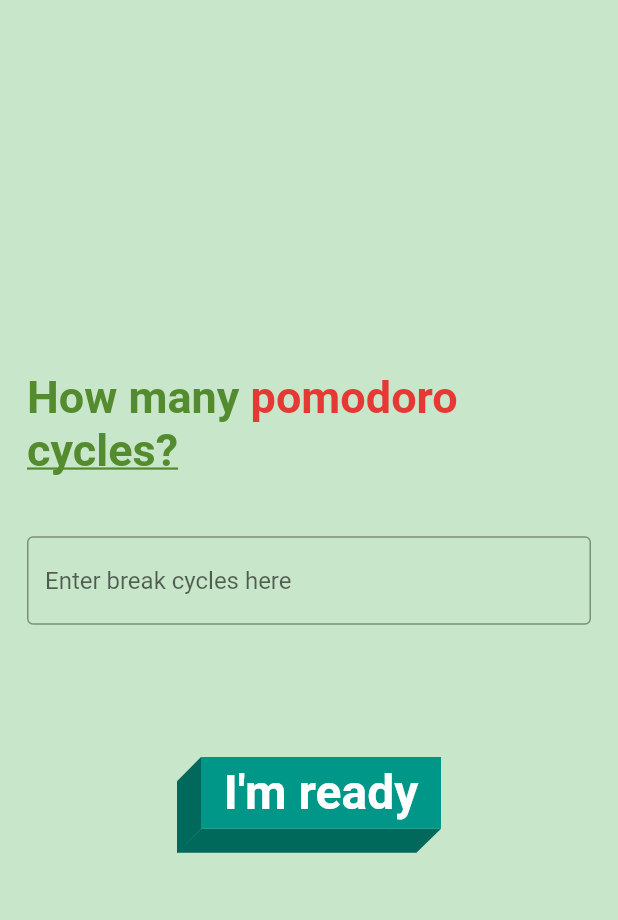
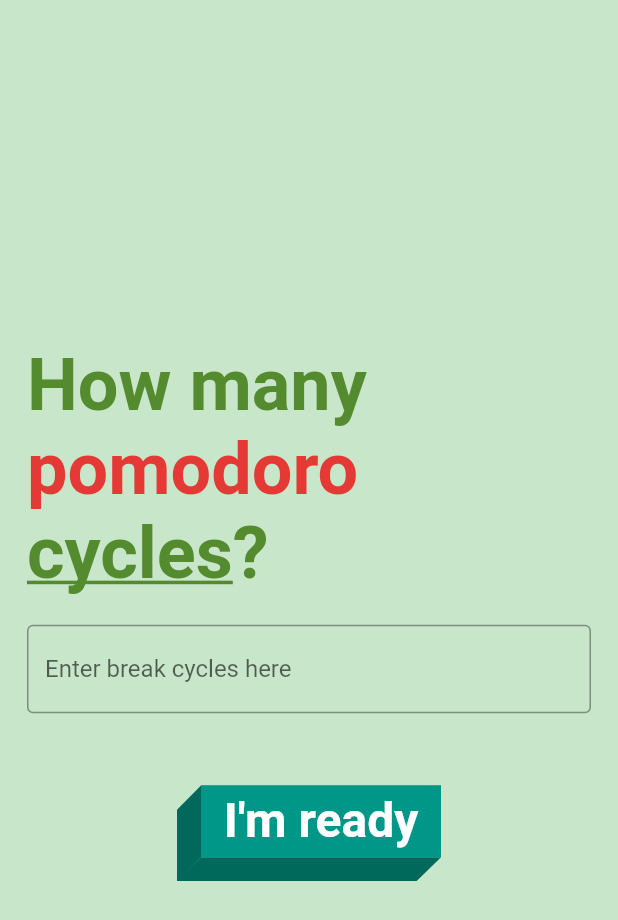
Before and after one commit to ShuaibBastaki/pomo-timer-app, a Flutter app: the screen it shows after launch, on a phone screen of 412 x 824 dp. Shown: the top 920 px of the screen. Run offline on Flutter 3.47's test engine with Material 2 defaults, Android fonts, the phone set to English and light mode, and no system bars; our stand-ins replace animated_splash_screen, google_fonts; Roboto replaces fonts that are missing (Dosis).

Commit message:
more styling changes

```diff
--- a/lib/navigation/welcome_page.dart
+++ b/lib/navigation/welcome_page.dart
@@ -20,14 +20,18 @@ class WelcomePage extends StatelessWidget {
       ),
       body: Padding(
         padding: EdgeInsets.all(18),
+        child: Center(
+          child: SingleChildScrollView(
             child: Column(
               mainAxisAlignment: MainAxisAlignment.center,
               children: [
                 RichText(
                   textAlign: TextAlign.left,
                   text: TextSpan(
-                style:
-                    TextStyle(fontSize: 30, color: Colors.lightGreen.shade800),
+                    style: GoogleFonts.fjallaOne(
+                      textStyle: TextStyle(
+                          fontSize: 48, color: Colors.lightGreen.shade800),
+                    ),
                     children: <TextSpan>[
                       TextSpan(
                         text: "How ",
@@ -44,16 +48,20 @@ class WelcomePage extends StatelessWidget {
                             color: Colors.red.shade600),
                       ),
                       TextSpan(
-                    text: "cycles?",
+                        text: "cycles",
                         style: TextStyle(
                             fontWeight: FontWeight.w600,
                             decoration: TextDecoration.underline),
+                      ),
+                      TextSpan(
+                        text: "?",
+                        style: TextStyle(fontWeight: FontWeight.w600),
                       ),
                     ],
                   ),
                 ),
                 SizedBox(
-              height: 40,
+                  height: 20,
                 ),
                 TextField(
                   decoration: InputDecoration(
@@ -64,7 +72,7 @@ class WelcomePage extends StatelessWidget {
                   inputFormatters: [FilteringTextInputFormatter.digitsOnly],
                 ),
                 SizedBox(
-              height: 80,
+                  height: 40,
                 ),
                 Transform.scale(
                   scale: 0.8,
@@ -92,6 +100,8 @@ class WelcomePage extends StatelessWidget {
               ],
             ),
           ),
+        ),
+      ),
     );
   }
 }
```
Also changed, not shown: lib/navigation/home_page.dart (+12 -4 lines), assets/Tomato_Pixelated.png (added). Lines whose indentation alone changed are shown as unchanged.
